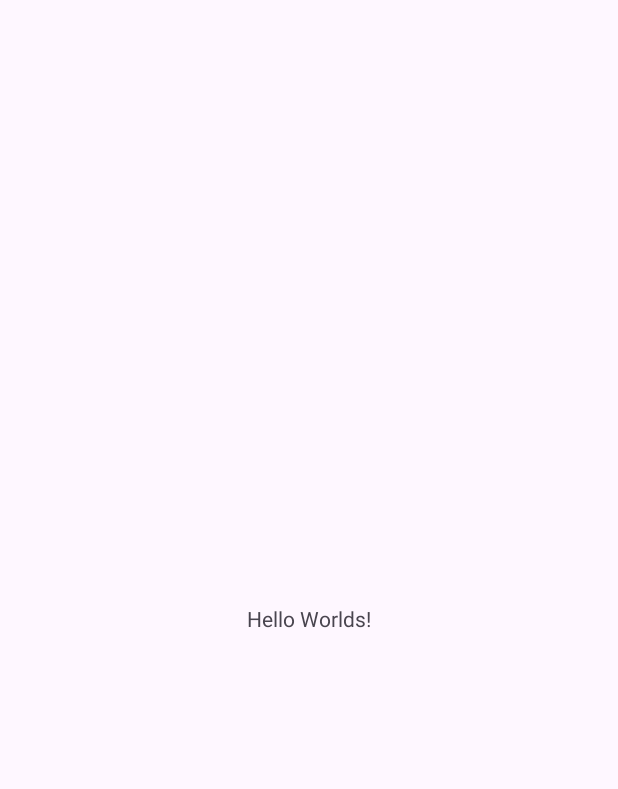
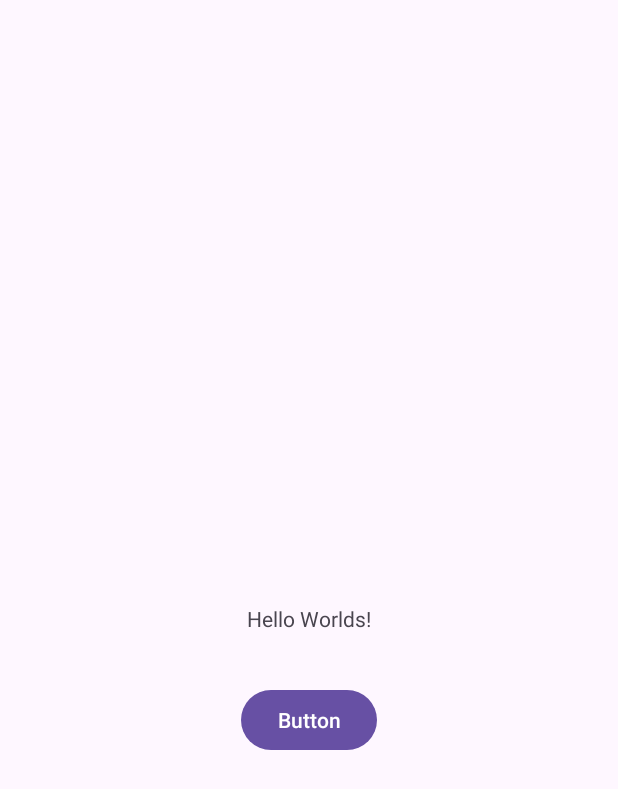
Before and after one commit to dapidgs/VACashProject, an Android app: the screen it shows after launch (MainActivity), on a phone screen of 412 x 824 dp. Before the commit the part shown is almost empty. Shown: the top 789 px of the screen. Run offline under Robolectric (Android 15) with nearby library versions, the phone set to English and light mode, and no system bars.

Commit message:
add first_button in activity_main.xml

```diff
--- a/app/build.gradle
+++ b/app/build.gradle
@@ -36,4 +36,5 @@ dependencies {
     testImplementation 'junit:junit:4.13.2'
     androidTestImplementation 'androidx.test.ext:junit:1.1.5'
     androidTestImplementation 'androidx.test.espresso:espresso-core:3.5.1'
+    implementation fileTree(dir: 'libs', include: ['*.jar'])
 }
--- a/app/src/main/java/com/example/vacashproject/MainActivity.java
+++ b/app/src/main/java/com/example/vacashproject/MainActivity.java
@@ -3,6 +3,9 @@ package com.example.vacashproject;
 import androidx.appcompat.app.AppCompatActivity;
 
 import android.os.Bundle;
+import android.view.View;
+import android.widget.Button;
+import android.widget.Toast;
 
 public class MainActivity extends AppCompatActivity {
 
@@ -10,5 +13,13 @@ public class MainActivity extends AppCompatActivity {
     protected void onCreate(Bundle savedInstanceState) {
         super.onCreate(savedInstanceState);
         setContentView(R.layout.activity_main);
+
+        Button firstBtn = findViewById(R.id.first_btn);
+        firstBtn.setOnClickListener(new View.OnClickListener() {
+            @Override
+            public void onClick(View v) {
+                Toast.makeText(MainActivity.this, "Selamat datang di android studio", Toast.LENGTH_LONG ).show();
+            }
+        });
     }
 }
--- a/app/src/main/res/layout/activity_main.xml
+++ b/app/src/main/res/layout/activity_main.xml
@@ -7,6 +7,7 @@
     tools:context=".MainActivity">
 
     <TextView
+        android:id="@+id/textView"
         android:layout_width="wrap_content"
         android:layout_height="wrap_content"
         android:text="Hello Worlds!"
@@ -15,4 +16,14 @@
         app:layout_constraintStart_toStartOf="parent"
         app:layout_constraintTop_toTopOf="parent" />
 
+    <Button
+        android:id="@+id/first_btn"
+        android:layout_width="wrap_content"
+        android:layout_height="wrap_content"
+        android:layout_marginTop="34dp"
+        android:text="Button"
+        app:layout_constraintEnd_toEndOf="parent"
+        app:layout_constraintStart_toStartOf="parent"
+        app:layout_constraintTop_toBottomOf="@+id/textView" />
+
 </androidx.constraintlayout.widget.ConstraintLayout>
```
